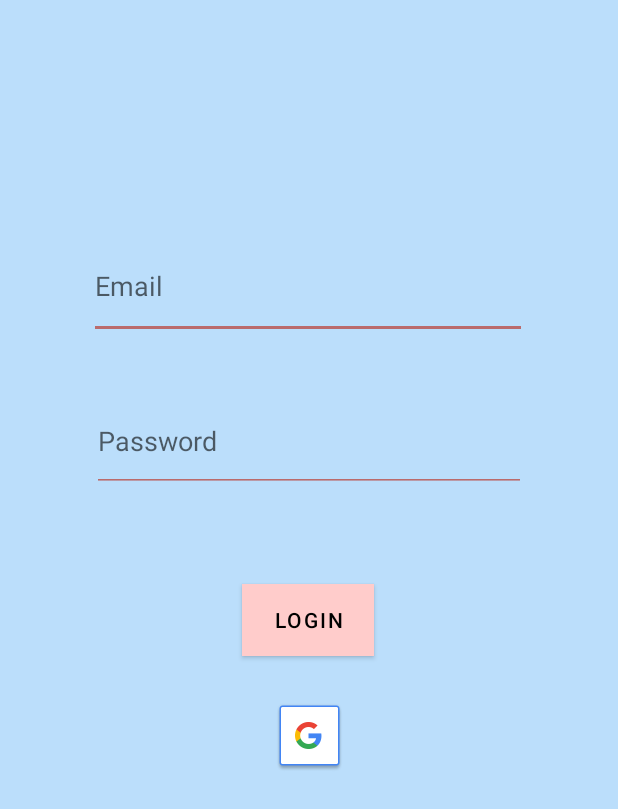
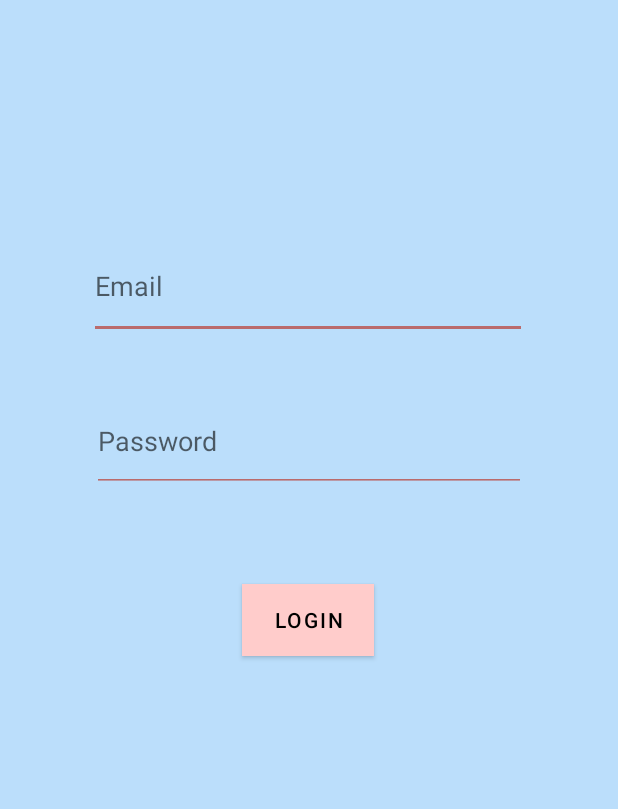
Before and after one commit to XiangLun0713/confession-android-app, an Android app: the screen it shows after launch (LoginActivity), on a phone screen of 412 x 824 dp. Shown: the top 809 px of the screen. Run offline under Robolectric (Android 15) with nearby library versions, the phone set to English and light mode, and no system bars.

Commit message:
Removed google button from login page reason: google button should be in the register page

```diff
--- a/app/src/main/res/layout/activity_login.xml
+++ b/app/src/main/res/layout/activity_login.xml
@@ -54,18 +54,4 @@
         app:layout_constraintTop_toTopOf="parent"
         app:layout_constraintVertical_bias="0.0" />
 
-    <ImageView
-        android:id="@+id/imageView"
-        android:layout_width="wrap_content"
-        android:layout_height="wrap_content"
-        android:layout_marginStart="178dp"
-        android:layout_marginTop="466dp"
-        android:layout_marginEnd="178dp"
-        android:contentDescription="TODO"
-        app:layout_constraintEnd_toEndOf="parent"
-        app:layout_constraintStart_toStartOf="parent"
-        app:layout_constraintTop_toTopOf="parent"
-        app:srcCompat="@drawable/common_google_signin_btn_icon_dark" />
-
-
 </androidx.constraintlayout.widget.ConstraintLayout>
```
